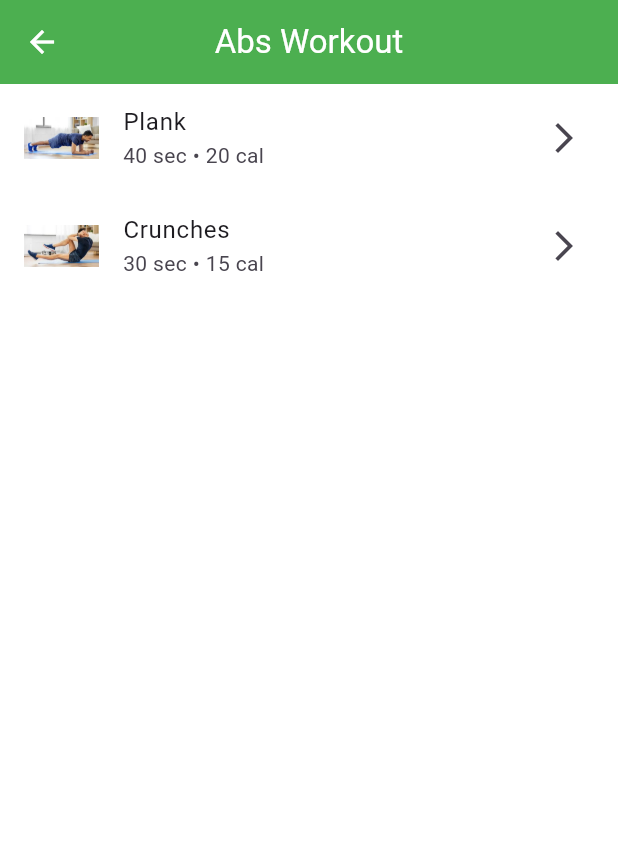
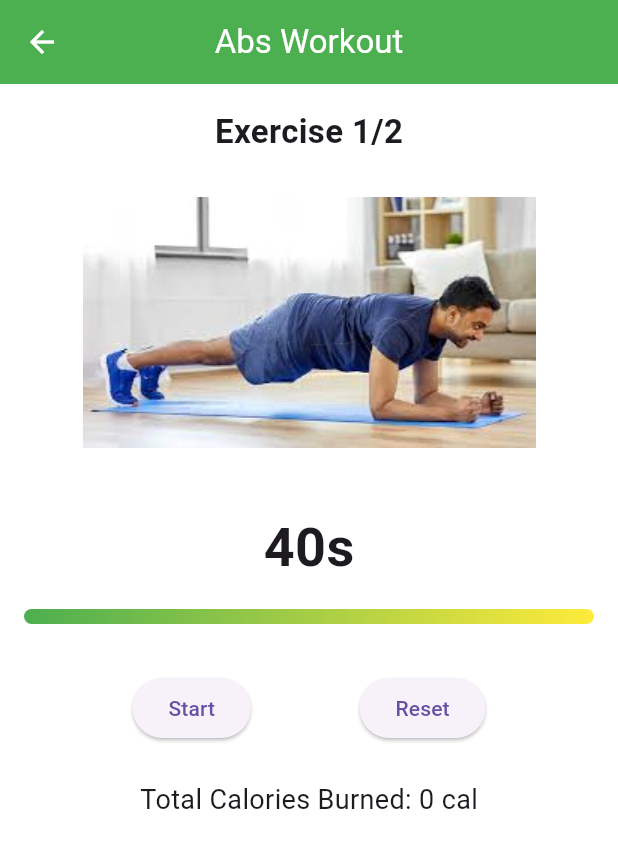
Before and after one commit to TashmeenUllah/fitness_app, a Flutter app: the screen it shows after launch, after a tap on "Abs Workout", on a phone screen of 412 x 824 dp. Shown: the top 848 px of the screen. Run offline on Flutter 3.47's test engine with Material 3 defaults, Android fonts, the phone set to English and light mode, and no system bars.

Commit message:
Phase 6: UI polish with animated gradients, progress bars, transitions

```diff
--- a/lib/core/theme/app_theme.dart
+++ b/lib/core/theme/app_theme.dart
@@ -9,5 +9,7 @@ class AppTheme {
       foregroundColor: Colors.white,
       centerTitle: true,
     ),
+
   );
+
 }
--- a/lib/screens/home/home_screen.dart
+++ b/lib/screens/home/home_screen.dart
@@ -1,4 +1,5 @@
 import 'package:flutter/material.dart';
+import 'package:flutter_fitness_app/screens/workout/full_workout_screen.dart';
 import '../../data/workout_data.dart';
 import '../../widgets/workout_card.dart';
 import '../workout/exercise_list_screen.dart';
@@ -28,12 +29,12 @@ class HomeScreen extends StatelessWidget {
     Navigator.push(
       context,
       MaterialPageRoute(
-                  builder: (_) =>
-                      ExerciseListScreen(workout: workout),
+        builder: (_) => FullWorkoutScreen(workout: workout),
       ),
     );
   },
 );
+
         },
       ),
     );
--- a/lib/screens/workout/exercise_detail_screen.dart
+++ b/lib/screens/workout/exercise_detail_screen.dart
@@ -1,6 +1,7 @@
 import 'dart:async';
 import 'package:flutter/material.dart';
 import '../../models/exercise_model.dart';
+import 'package:flutter/services.dart';
 
 class ExerciseDetailScreen extends StatefulWidget {
   final Exercise exercise;
@@ -23,6 +24,7 @@ class _ExerciseDetailScreenState extends State<ExerciseDetailScreen> {
   }
 
  void startTimer() {
+  HapticFeedback.mediumImpact();
   if (timer != null) return; // Prevent multiple timers
   timer = Timer.periodic(const Duration(seconds: 1), (t) {
     if (!mounted) return; // prevent update after dispose
@@ -42,6 +44,7 @@ class _ExerciseDetailScreenState extends State<ExerciseDetailScreen> {
 }
 
   void stopTimer() {
+    HapticFeedback.mediumImpact();
   timer?.cancel();
   timer = null;
   if (mounted) {
@@ -90,6 +93,7 @@ class _ExerciseDetailScreenState extends State<ExerciseDetailScreen> {
               mainAxisAlignment: MainAxisAlignment.spaceEvenly,
               children: [
                 ElevatedButton(
+
                   onPressed: isRunning ? stopTimer : startTimer,
                   child: Text(isRunning ? "Pause" : "Start"),
                 ),
--- /dev/null
+++ b/lib/screens/workout/full_workout_screen.dart
@@ -0,0 +1,241 @@
+import 'dart:async';
+import 'package:flutter/material.dart';
+import 'package:flutter/services.dart';
+import '../../models/workout_model.dart';
+import '../../models/exercise_model.dart';
+
+class FullWorkoutScreen extends StatefulWidget {
+  final Workout workout;
+
+  const FullWorkoutScreen({super.key, required this.workout});
+
+  @override
+  State<FullWorkoutScreen> createState() => _FullWorkoutScreenState();
+}
+
+class _FullWorkoutScreenState extends State<FullWorkoutScreen> {
+  int currentIndex = 0;
+  late Exercise currentExercise;
+  late int remainingTime;
+  Timer? timer;
+  bool isRunning = false;
+  int totalCaloriesBurned = 0;
+
+  @override
+  void initState() {
+    super.initState();
+    currentExercise = widget.workout.exercises[currentIndex];
+    remainingTime = currentExercise.duration;
+  }
+
+  void startTimer() {
+     HapticFeedback.mediumImpact(); // vibrates on exercise switch
+    if (timer != null) return;
+    timer = Timer.periodic(const Duration(seconds: 1), (t) {
+      if (!mounted) return;
+      if (remainingTime > 0) {
+        setState(() {
+          remainingTime--;
+        });
+      } else {
+        _nextExercise();
+      }
+    });
+    if (mounted) {
+      setState(() {
+        isRunning = true;
+      });
+    }
+  }
+
+  void pauseTimer() {
+     HapticFeedback.mediumImpact(); // vibrates on exercise switch
+    timer?.cancel();
+    timer = null;
+    if (mounted) {
+      setState(() {
+        isRunning = false;
+      });
+    }
+  }
+
+  void resetWorkout() {
+    pauseTimer();
+    setState(() {
+      currentIndex = 0;
+      currentExercise = widget.workout.exercises[currentIndex];
+      remainingTime = currentExercise.duration;
+      totalCaloriesBurned = 0;
+    });
+  }
+
+  void _nextExercise() {
+    totalCaloriesBurned +=
+        currentExercise.calories - (remainingTime * currentExercise.calories ~/ currentExercise.duration);
+         HapticFeedback.mediumImpact(); // vibrates on exercise switch
+    if (currentIndex < widget.workout.exercises.length - 1) {
+      setState(() {
+        currentIndex++;
+        currentExercise = widget.workout.exercises[currentIndex];
+        remainingTime = currentExercise.duration;
+      });
+    } else {
+      pauseTimer();
+      _showWorkoutCompletedDialog();
+    }
+  }
+
+void _showWorkoutCompletedDialog() {
+  showDialog(
+    context: context,
+    barrierDismissible: false,
+    builder: (_) => Dialog(
+      shape: RoundedRectangleBorder(borderRadius: BorderRadius.circular(20)),
+      backgroundColor: Colors.transparent,
+      child: Container(
+        padding: const EdgeInsets.all(24),
+        decoration: BoxDecoration(
+          gradient: const LinearGradient(
+            colors: [Color(0xFF56ab2f), Color(0xFFa8e063)],
+            begin: Alignment.topLeft,
+            end: Alignment.bottomRight,
+          ),
+          borderRadius: BorderRadius.circular(20),
+          boxShadow: [
+            BoxShadow(
+              color: Colors.black.withOpacity(0.3),
+              blurRadius: 12,
+              offset: const Offset(0, 6),
+            ),
+          ],
+        ),
+        child: Column(
+          mainAxisSize: MainAxisSize.min,
+          children: [
+            const Icon(
+              Icons.emoji_events,
+              color: Colors.yellow,
+              size: 60,
+            ),
+            const SizedBox(height: 16),
+            const Text(
+              "Workout Completed!",
+              style: TextStyle(
+                fontSize: 24,
+                fontWeight: FontWeight.bold,
+                color: Colors.white,
+              ),
+            ),
+            const SizedBox(height: 12),
+            Text(
+              "Total Calories Burned:\n$totalCaloriesBurned cal",
+              textAlign: TextAlign.center,
+              style: const TextStyle(
+                fontSize: 18,
+                color: Colors.white70,
+              ),
+            ),
+            const SizedBox(height: 24),
+            ElevatedButton(
+              style: ElevatedButton.styleFrom(
+                backgroundColor: Colors.white,
+                foregroundColor: Colors.green,
+                shape: RoundedRectangleBorder(
+                  borderRadius: BorderRadius.circular(12),
+                ),
+                padding: const EdgeInsets.symmetric(horizontal: 40, vertical: 12),
+              ),
+              onPressed: () {
+                Navigator.pop(context); // close dialog
+                Navigator.pop(context); // go back to previous screen
+              },
+              child: const Text(
+                "Done",
+                style: TextStyle(fontSize: 18, fontWeight: FontWeight.bold),
+              ),
+            ),
+          ],
+        ),
+      ),
+    ),
+  );
+}
+
+
+  @override
+  void dispose() {
+    timer?.cancel();
+    super.dispose();
+  }
+
+  @override
+  Widget build(BuildContext context) {
+    double progress = (currentExercise.duration - remainingTime) / currentExercise.duration;
+
+    return Scaffold(
+      appBar: AppBar(
+        title: Text(widget.workout.title),
+      ),
+      body: Padding(
+        padding: const EdgeInsets.all(16),
+        child: Column(
+          children: [
+            Text(
+              "Exercise ${currentIndex + 1}/${widget.workout.exercises.length}",
+              style: const TextStyle(fontSize: 22, fontWeight: FontWeight.bold),
+            ),
+            const SizedBox(height: 12),
+            Image.asset(currentExercise.image, height: 200),
+            const SizedBox(height: 24),
+            Text(
+              "${remainingTime}s",
+              style: const TextStyle(fontSize: 36, fontWeight: FontWeight.bold),
+            ),
+            const SizedBox(height: 16),
+           AnimatedContainer(
+  duration: const Duration(milliseconds: 500),
+  height: 10,
+  width: double.infinity,
+  decoration: BoxDecoration(
+    borderRadius: BorderRadius.circular(12),
+    gradient: LinearGradient(
+      colors: [Colors.green, Colors.yellow],
+    ),
+  ),
+  child: FractionallySizedBox(
+    alignment: Alignment.centerLeft,
+    widthFactor: progress, // progress 0 to 1
+    child: Container(
+      decoration: BoxDecoration(
+        color: Colors.white.withOpacity(0.5),
+        borderRadius: BorderRadius.circular(12),
+      ),
+    ),
+  ),
+),
+
+            const SizedBox(height: 32),
+            Row(
+              mainAxisAlignment: MainAxisAlignment.spaceEvenly,
+              children: [
+                ElevatedButton(
+                  onPressed: isRunning ? pauseTimer : startTimer,
+                  child: Text(isRunning ? "Pause" : "Start"),
+                ),
+                ElevatedButton(
+                  onPressed: resetWorkout,
+                  child: const Text("Reset"),
+                ),
+              ],
+            ),
+            const SizedBox(height: 24),
+            Text(
+              "Total Calories Burned: $totalCaloriesBurned cal",
+              style: const TextStyle(fontSize: 18),
+            ),
+          ],
+        ),
+      ),
+    );
+  }
+}
--- a/lib/widgets/workout_card.dart
+++ b/lib/widgets/workout_card.dart
@@ -1,7 +1,7 @@
 import 'package:flutter/material.dart';
 import '../models/workout_model.dart';
 
-class WorkoutCard extends StatelessWidget {
+class WorkoutCard extends StatefulWidget {
   final Workout workout;
   final VoidCallback onTap;
 
@@ -12,25 +12,65 @@ class WorkoutCard extends StatelessWidget {
   });
 
   @override
+  State<WorkoutCard> createState() => _WorkoutCardState();
+}
+
+class _WorkoutCardState extends State<WorkoutCard>
+    with SingleTickerProviderStateMixin {
+  late AnimationController _controller;
+  late Animation<Color?> _colorAnimation1;
+  late Animation<Color?> _colorAnimation2;
+
+  @override
+  void initState() {
+    super.initState();
+    _controller = AnimationController(
+      duration: const Duration(seconds: 3),
+      vsync: this,
+    )..repeat(reverse: true);
+
+    _colorAnimation1 = ColorTween(
+      begin: Colors.green,
+      end: Colors.teal,
+    ).animate(_controller);
+
+    _colorAnimation2 = ColorTween(
+      begin: Colors.blue,
+      end: Colors.purple,
+    ).animate(_controller);
+  }
+
+  @override
+  void dispose() {
+    _controller.dispose();
+    super.dispose();
+  }
+
+  @override
   Widget build(BuildContext context) {
     return GestureDetector(
-      onTap: onTap,
-      child: Container(
+      onTap: widget.onTap,
+      child: AnimatedBuilder(
+        animation: _controller,
+        builder: (context, child) {
+          return Container(
             decoration: BoxDecoration(
               borderRadius: BorderRadius.circular(16),
+              gradient: LinearGradient(
+                colors: [_colorAnimation1.value!, _colorAnimation2.value!],
+                begin: Alignment.topLeft,
+                end: Alignment.bottomRight,
+              ),
               image: DecorationImage(
-
-    image: AssetImage(workout.image),
-    fit: BoxFit.cover,         // scales image to cover the container
-    alignment: Alignment.center, // ensures proper alignment
+                image: AssetImage(widget.workout.image),
+                fit: BoxFit.cover,
+                alignment: Alignment.center,
                 colorFilter: ColorFilter.mode(
                   Colors.black.withOpacity(0.4),
                   BlendMode.darken,
                 ),
-
               ),
             ),
-
             child: Padding(
               padding: const EdgeInsets.all(12),
               child: Column(
@@ -38,7 +78,7 @@ class WorkoutCard extends StatelessWidget {
                 crossAxisAlignment: CrossAxisAlignment.start,
                 children: [
                   Text(
-                workout.title,
+                    widget.workout.title,
                     style: const TextStyle(
                       color: Colors.white,
                       fontSize: 18,
@@ -46,12 +86,14 @@ class WorkoutCard extends StatelessWidget {
                     ),
                   ),
                   Text(
-                "${workout.exercises.length} Exercises",
+                    "${widget.workout.exercises.length} Exercises",
                     style: const TextStyle(color: Colors.white70),
                   ),
                 ],
               ),
             ),
+          );
+        },
       ),
     );
   }
```
Also changed, not shown: lib/screens/workout/exercise_list_screen.dart (+22 -6 lines). Lines whose indentation alone changed are shown as unchanged.
